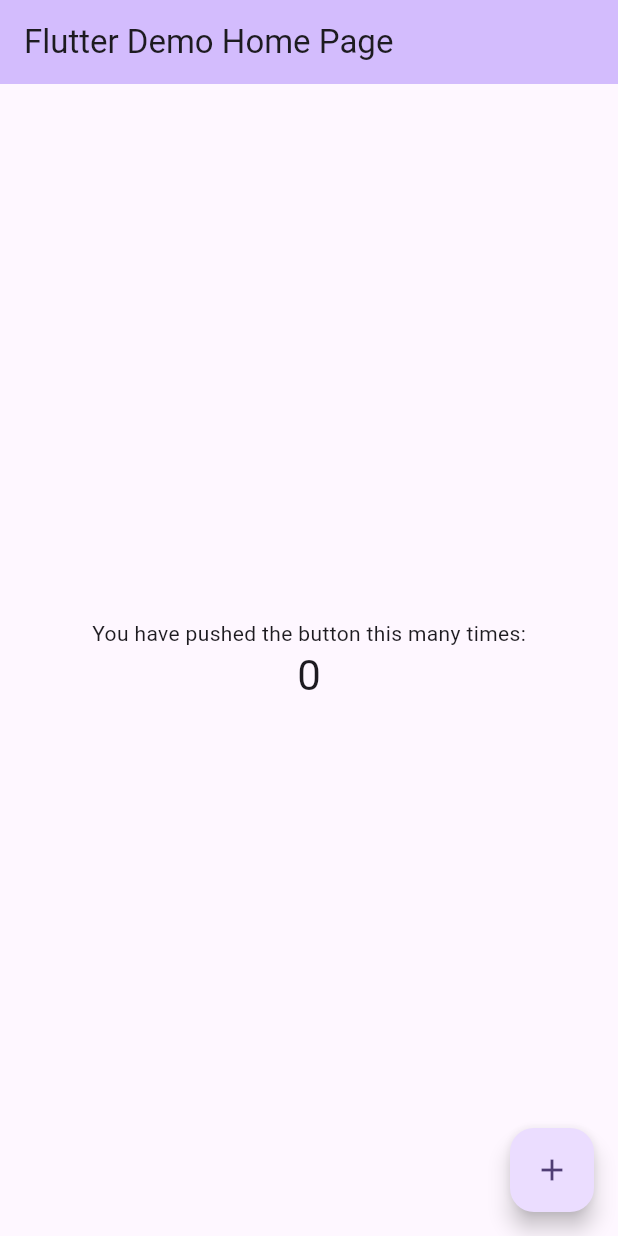
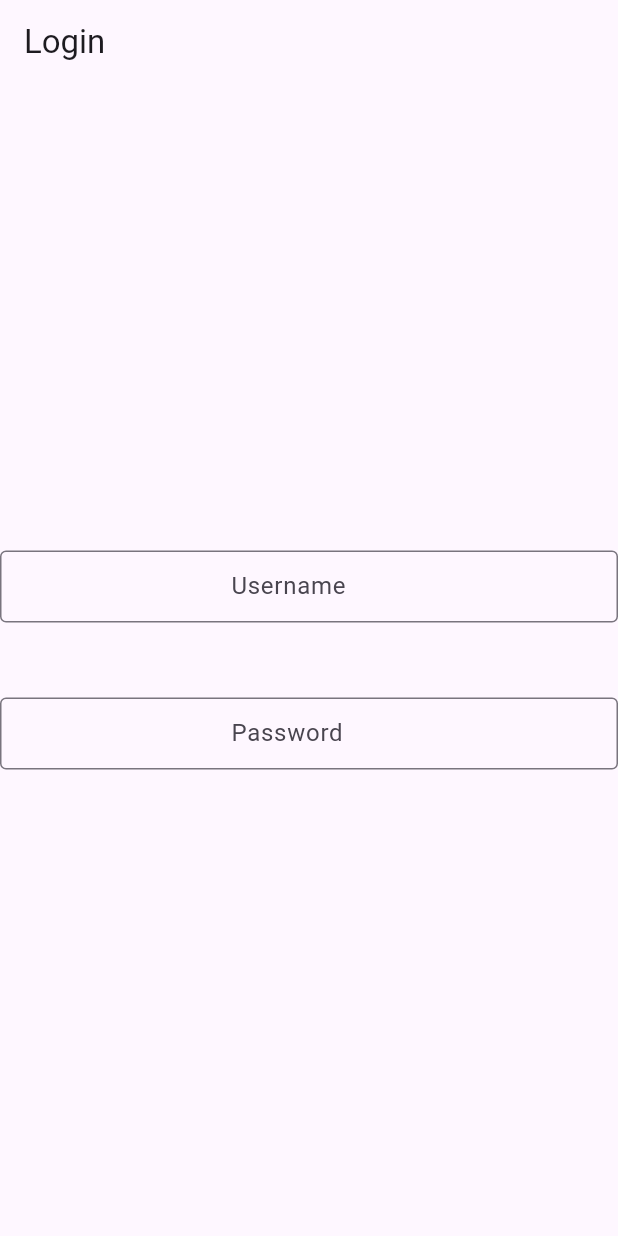
Before and after one commit to Nickobellic/geo-agency-mobile, a Flutter app: the screen it shows after launch, on a phone screen of 412 x 824 dp. Run offline on Flutter 3.47's test engine with Material 3 defaults, Android fonts, the phone set to English and light mode, and no system bars.

Commit message:
Structure of MVVM and Add Frontend of Login Form (without Styling)

```diff
--- a/lib/main.dart
+++ b/lib/main.dart
@@ -1,4 +1,5 @@
 import 'package:flutter/material.dart';
+import "./view/login_mob.dart";
 
 void main() {
   runApp(const MyApp());
@@ -7,119 +8,10 @@ void main() {
 class MyApp extends StatelessWidget {
   const MyApp({super.key});
 
-  // This widget is the root of your application.
   @override
   Widget build(BuildContext context) {
     return MaterialApp(
-      title: 'Flutter Demo',
-      theme: ThemeData(
-        // This is the theme of your application.
-        //
-        // TRY THIS: Try running your application with "flutter run". You'll see
-        // the application has a blue toolbar. Then, without quitting the app,
-        // try changing the seedColor in the colorScheme below to Colors.green
-        // and then invoke "hot reload" (save your changes or press the "hot
-        // reload" button in a Flutter-supported IDE, or press "r" if you used
-        // the command line to start the app).
-        //
-        // Notice that the counter didn't reset back to zero; the application
-        // state is not lost during the reload. To reset the state, use hot
-        // restart instead.
-        //
-        // This works for code too, not just values: Most code changes can be
-        // tested with just a hot reload.
-        colorScheme: ColorScheme.fromSeed(seedColor: Colors.deepPurple),
-        useMaterial3: true,
-      ),
-      home: const MyHomePage(title: 'Flutter Demo Home Page'),
+      home: LoginMobile(),
     );
   }
 }
-
-class MyHomePage extends StatefulWidget {
-  const MyHomePage({super.key, required this.title});
-
-  // This widget is the home page of your application. It is stateful, meaning
-  // that it has a State object (defined below) that contains fields that affect
-  // how it looks.
-
-  // This class is the configuration for the state. It holds the values (in this
-  // case the title) provided by the parent (in this case the App widget) and
-  // used by the build method of the State. Fields in a Widget subclass are
-  // always marked "final".
-
-  final String title;
-
-  @override
-  State<MyHomePage> createState() => _MyHomePageState();
-}
-
-class _MyHomePageState extends State<MyHomePage> {
-  int _counter = 0;
-
-  void _incrementCounter() {
-    setState(() {
-      // This call to setState tells the Flutter framework that something has
-      // changed in this State, which causes it to rerun the build method below
-      // so that the display can reflect the updated values. If we changed
-      // _counter without calling setState(), then the build method would not be
-      // called again, and so nothing would appear to happen.
-      _counter++;
-    });
-  }
-
-  @override
-  Widget build(BuildContext context) {
-    // This method is rerun every time setState is called, for instance as done
-    // by the _incrementCounter method above.
-    //
-    // The Flutter framework has been optimized to make rerunning build methods
-    // fast, so that you can just rebuild anything that needs updating rather
-    // than having to individually change instances of widgets.
-    return Scaffold(
-      appBar: AppBar(
-        // TRY THIS: Try changing the color here to a specific color (to
-        // Colors.amber, perhaps?) and trigger a hot reload to see the AppBar
-        // change color while the other colors stay the same.
-        backgroundColor: Theme.of(context).colorScheme.inversePrimary,
-        // Here we take the value from the MyHomePage object that was created by
-        // the App.build method, and use it to set our appbar title.
-        title: Text(widget.title),
-      ),
-      body: Center(
-        // Center is a layout widget. It takes a single child and positions it
-        // in the middle of the parent.
-        child: Column(
-          // Column is also a layout widget. It takes a list of children and
-          // arranges them vertically. By default, it sizes itself to fit its
-          // children horizontally, and tries to be as tall as its parent.
-          //
-          // Column has various properties to control how it sizes itself and
-          // how it positions its children. Here we use mainAxisAlignment to
-          // center the children vertically; the main axis here is the vertical
-          // axis because Columns are vertical (the cross axis would be
-          // horizontal).
-          //
-          // TRY THIS: Invoke "debug painting" (choose the "Toggle Debug Paint"
-          // action in the IDE, or press "p" in the console), to see the
-          // wireframe for each widget.
-          mainAxisAlignment: MainAxisAlignment.center,
-          children: <Widget>[
-            const Text(
-              'You have pushed the button this many times:',
-            ),
-            Text(
-              '$_counter',
-              style: Theme.of(context).textTheme.headlineMedium,
-            ),
-          ],
-        ),
-      ),
-      floatingActionButton: FloatingActionButton(
-        onPressed: _incrementCounter,
-        tooltip: 'Increment',
-        child: const Icon(Icons.add),
-      ), // This trailing comma makes auto-formatting nicer for build methods.
-    );
-  }
-}
--- /dev/null
+++ b/lib/view/login_mob.dart
@@ -0,0 +1,48 @@
+import "package:flutter/material.dart";
+
+class LoginMobile extends StatefulWidget {
+  const LoginMobile({super.key});
+
+  @override
+  State<StatefulWidget> createState() {
+    return _LoginMobileState();
+  }
+}
+
+class _LoginMobileState extends State<StatefulWidget> {
+  @override
+
+  Widget build(BuildContext context) {
+    return Scaffold(
+      appBar: AppBar(
+        title: Text("Login"),
+      ),
+      body: Column(
+        mainAxisAlignment: MainAxisAlignment.center,
+        crossAxisAlignment: CrossAxisAlignment.center,
+        children:<Widget>[
+          Container(              // Username Field
+          child: TextField(
+        obscureText: true,
+        decoration: InputDecoration(
+          border: OutlineInputBorder(),
+          labelText: 'Username',
+          contentPadding: EdgeInsets.symmetric(horizontal: 150.00)
+        ),
+      )),
+      Container(                // Password Field
+          margin: EdgeInsets.only(top: 50.00),
+          alignment: Alignment.center,
+          child: TextField(
+        obscureText: true,
+        decoration: InputDecoration(
+          border: OutlineInputBorder(),
+          labelText: 'Password',
+          contentPadding: EdgeInsets.symmetric(horizontal: 150.00)
+        ),
+      ))
+        ],
+      )
+    );
+  }
+}
```
